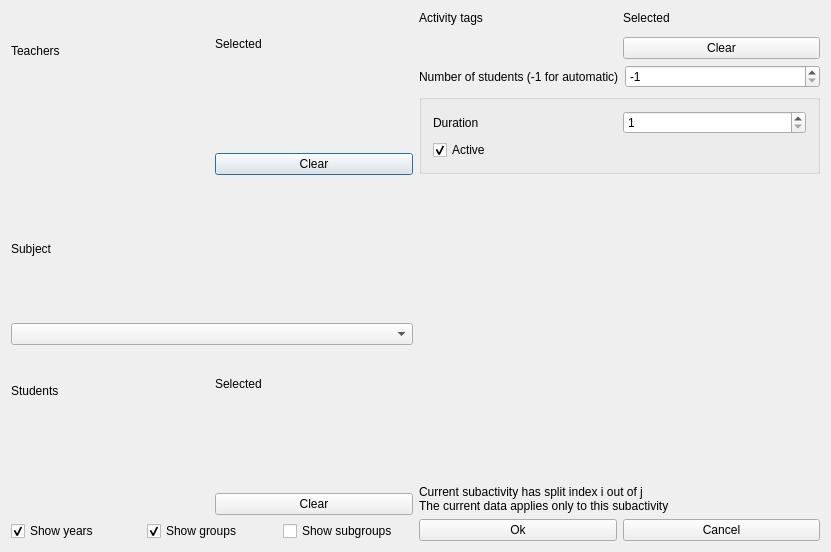
vonmecheln/fet, file fet/src/interface/modifysubactivityform_template.ui: the form before one commit.
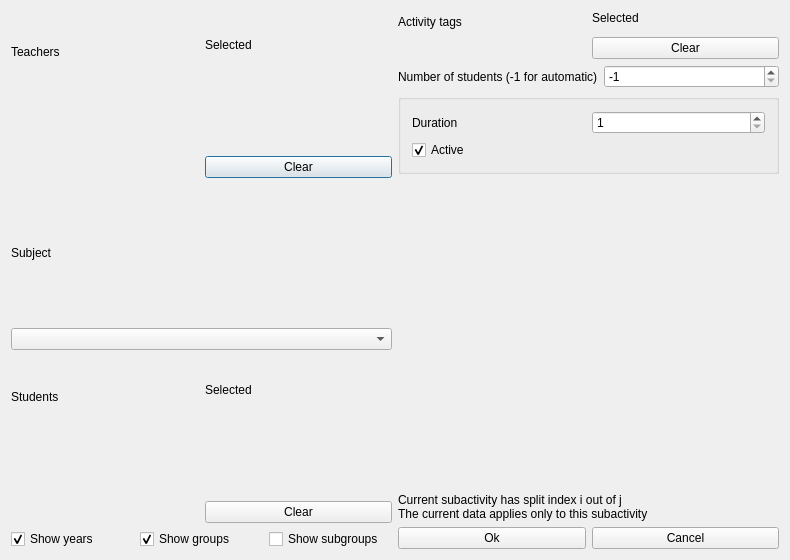
The form after the commit. Custom widgets are drawn as their Qt base class.

```diff
--- a/fet/src/interface/modifysubactivityform_template.ui
+++ b/fet/src/interface/modifysubactivityform_template.ui
@@ -6,15 +6,15 @@
    <rect>
     <x>0</x>
     <y>0</y>
-    <width>831</width>
-    <height>552</height>
+    <width>790</width>
+    <height>560</height>
    </rect>
   </property>
   <property name="windowTitle">
    <string extracomment="Title of dialog to modify a subactivity">Modify subactivity</string>
   </property>
   <layout class="QGridLayout" name="gridLayout">
-   <item row="0" column="0" rowspan="3">
+   <item row="0" column="0">
     <layout class="QVBoxLayout">
      <item>
       <layout class="QHBoxLayout">
@@ -202,29 +202,12 @@
     </layout>
    </item>
    <item row="0" column="1">
+    <layout class="QVBoxLayout" name="verticalLayout_4">
+     <item>
+      <layout class="QHBoxLayout" name="horizontalLayout">
+       <item>
     <layout class="QVBoxLayout" name="verticalLayout">
      <item>
-      <layout class="QGridLayout">
-       <item row="0" column="1">
-        <widget class="QLabel" name="selectedActivityTagsTextLabel">
-         <property name="text">
-          <string>Selected</string>
-         </property>
-         <property name="wordWrap">
-          <bool>false</bool>
-         </property>
-        </widget>
-       </item>
-       <item row="1" column="0" rowspan="2">
-        <widget class="Q3ListBox" name="allActivityTagsListBox">
-         <item>
-          <property name="text">
-           <string>New Item</string>
-          </property>
-         </item>
-        </widget>
-       </item>
-       <item row="0" column="0">
         <widget class="QLabel" name="allActivityTagsTextLabel">
          <property name="text">
           <string>Activity tags</string>
@@ -234,14 +217,32 @@
          </property>
         </widget>
        </item>
-       <item row="2" column="1">
-        <widget class="QPushButton" name="clearActivityTagPushButton">
+         <item>
+          <widget class="Q3ListBox" name="allActivityTagsListBox">
+           <item>
          <property name="text">
-          <string>Clear</string>
-         </property>
-        </widget>
-       </item>
-       <item row="1" column="1">
+             <string>New Item</string>
+            </property>
+           </item>
+          </widget>
+         </item>
+        </layout>
+       </item>
+       <item>
+        <layout class="QVBoxLayout" name="verticalLayout_3">
+         <item>
+          <layout class="QVBoxLayout" name="verticalLayout_2">
+           <item>
+            <widget class="QLabel" name="selectedActivityTagsTextLabel">
+             <property name="text">
+              <string comment="It refers to a list of selected activity tags">Selected</string>
+             </property>
+             <property name="wordWrap">
+              <bool>false</bool>
+             </property>
+            </widget>
+           </item>
+           <item>
         <widget class="Q3ListBox" name="selectedActivityTagsListBox">
          <item>
           <property name="text">
@@ -253,6 +254,17 @@
       </layout>
      </item>
      <item>
+          <widget class="QPushButton" name="clearActivityTagPushButton">
+           <property name="text">
+            <string>Clear</string>
+           </property>
+          </widget>
+         </item>
+        </layout>
+       </item>
+      </layout>
+     </item>
+     <item>
       <layout class="QHBoxLayout">
        <item>
         <widget class="QLabel" name="textLabel2">
@@ -347,9 +359,7 @@
        </property>
       </spacer>
      </item>
-    </layout>
-   </item>
-   <item row="1" column="1">
+     <item>
     <widget class="QLabel" name="crtTextLabel">
      <property name="sizePolicy">
       <sizepolicy hsizetype="Minimum" vsizetype="Minimum">
@@ -366,7 +376,7 @@
      </property>
     </widget>
    </item>
-   <item row="2" column="1">
+     <item>
     <layout class="QHBoxLayout">
      <item>
       <widget class="QPushButton" name="okPushButton">
@@ -381,6 +391,8 @@
         <string>Cancel</string>
        </property>
       </widget>
+       </item>
+      </layout>
      </item>
     </layout>
    </item>
```
Left out of the diff: 4 changed lines with no effect on the pictures. Lines whose indentation alone changed are shown as unchanged.
